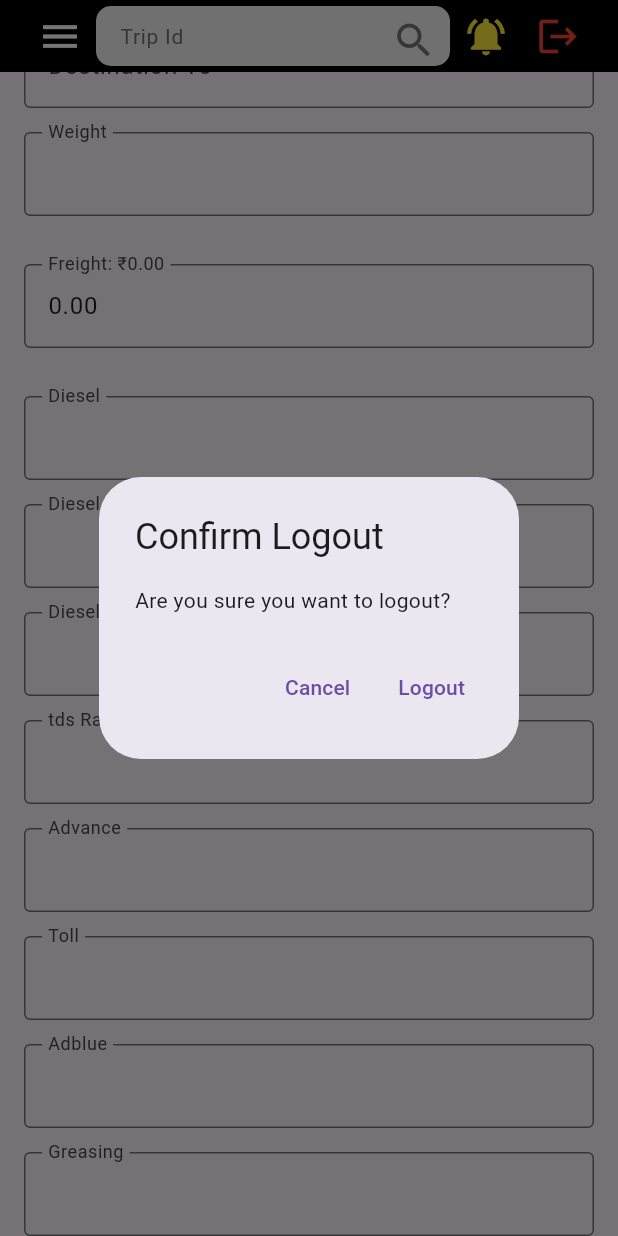
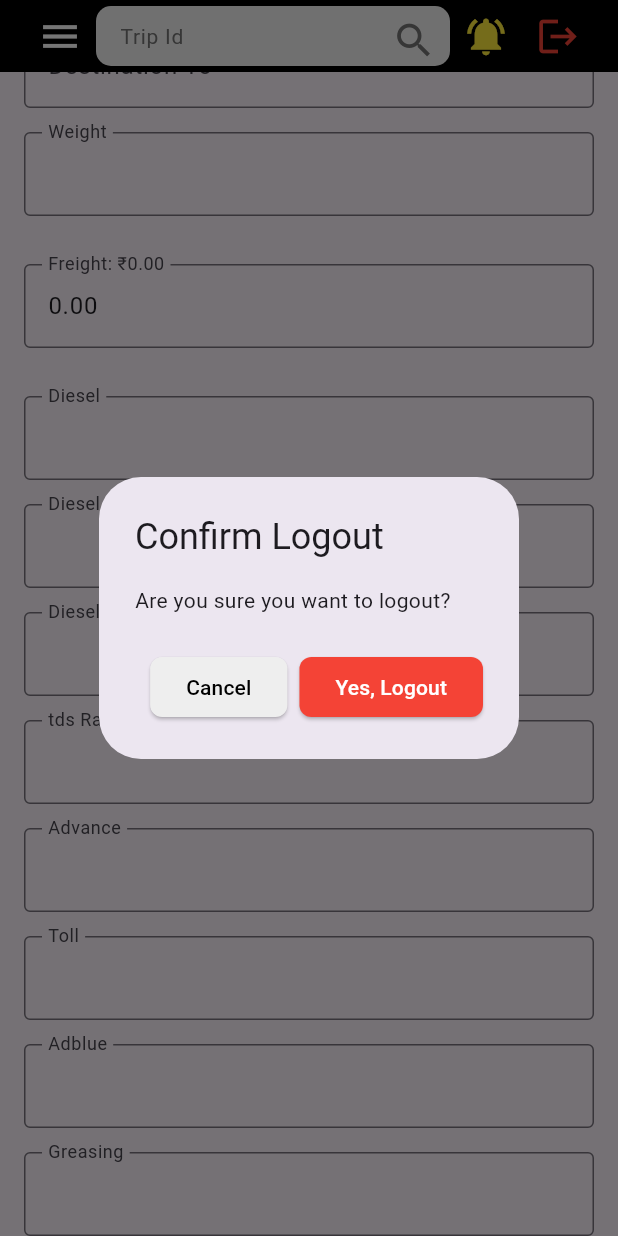
Before and after one commit to mindfuturetech/LogisticsFlutter, a Flutter app: the screen it shows after launch, scrolled down 576 dp, after a tap on the "logout" icon, on a phone screen of 412 x 824 dp. Run offline on Flutter 3.47's test engine with Material 3 defaults, Android fonts, the phone set to English and light mode, and no system bars; our stand-ins replace dio, file_picker, flutter_typeahead, go_router, open_file, permission_handler and 1 more; missing offline and left inert: excel; network calls fail.

Commit message:
style changes

```diff
--- a/lib/screens/auth/login_screen.dart
+++ b/lib/screens/auth/login_screen.dart
@@ -100,7 +100,7 @@ class _LoginScreenState extends State<LoginScreen> {
                             borderRadius: BorderRadius.circular(12),
                             child: Image.asset(
                               'assets/logo.png',
-                              height: 80,
+                              height: 160,
                             ),
                           ),
                         ),
--- a/lib/widget/custom_appbar.dart
+++ b/lib/widget/custom_appbar.dart
@@ -339,13 +339,31 @@ class _CustomAppBarState extends State<CustomAppBar> {
                         title: const Text('Confirm Logout'),
                         content: const Text('Are you sure you want to logout?'),
                         actions: [
-                          TextButton(
+                          ElevatedButton(
                             onPressed: () => Navigator.of(context).pop(false),
-                            child: const Text('Cancel'),
+                            style: ElevatedButton.styleFrom(
+                              backgroundColor: Colors.grey[200],
+                              shape: RoundedRectangleBorder(
+                                borderRadius: BorderRadius.circular(8),
+                              ),
+                            ),
+                            child: const Text(
+                              'Cancel',
+                              style: TextStyle(color: Colors.black),
+                            ),
                           ),
-                          TextButton(
+                          ElevatedButton(
                             onPressed: () => Navigator.of(context).pop(true),
-                            child: const Text('Logout'),
+                            style: ElevatedButton.styleFrom(
+                              backgroundColor: Colors.red,
+                              shape: RoundedRectangleBorder(
+                                borderRadius: BorderRadius.circular(8),
+                              ),
+                            ),
+                            child: const Text(
+                              'Yes, Logout',
+                              style: TextStyle(color: Colors.white),
+                            ),
                           ),
                         ],
                       );
```
Also changed, not shown: lib/screens/auth/report_card_screen.dart (+9 -5 lines), lib/screens/auth/signup_screen.dart (+9 -9 lines).
